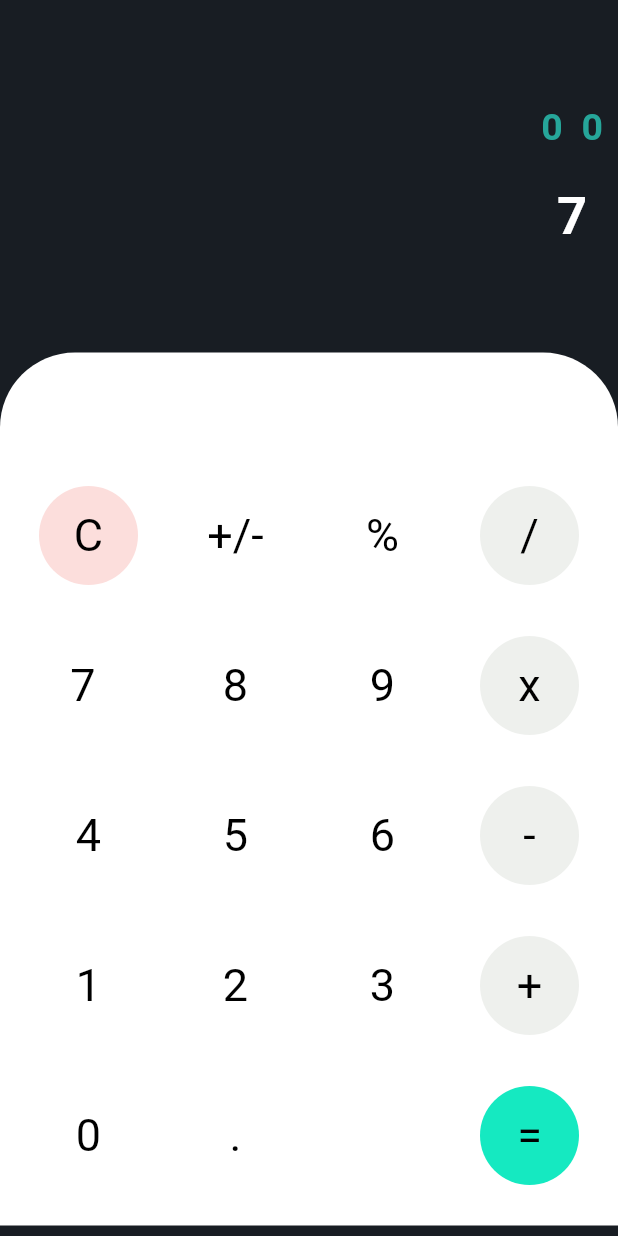
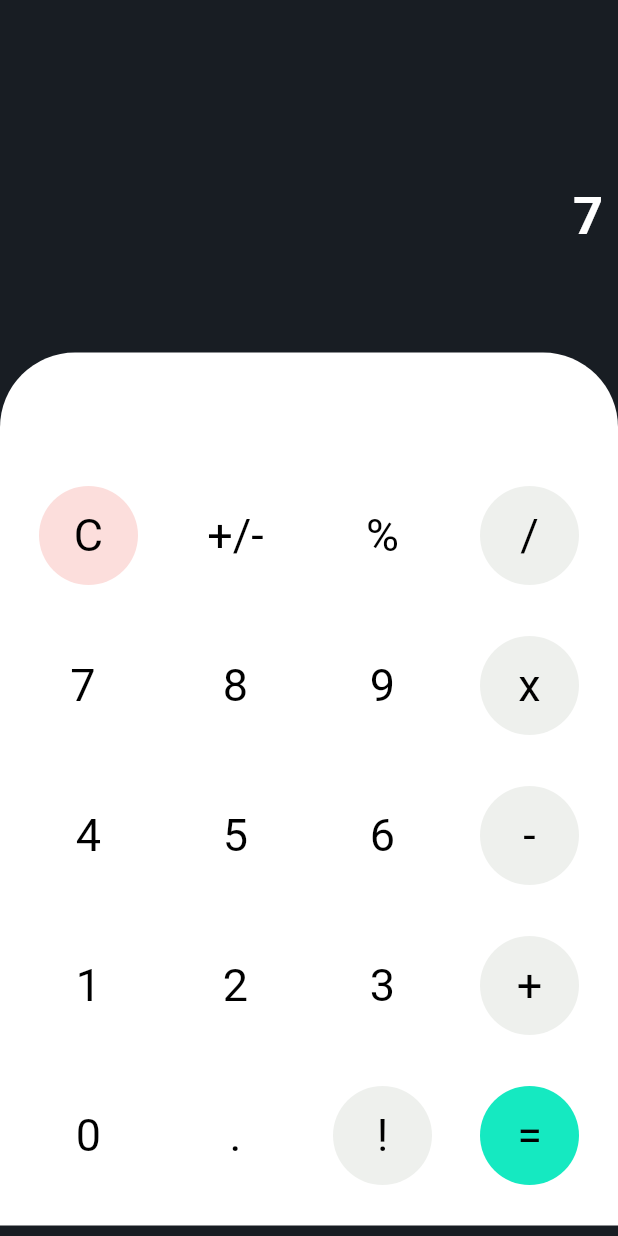
Before and after one commit to fatmamhsen/calculater, a Flutter app: the screen it shows after launch, after a tap on an icon or button, on a phone screen of 412 x 824 dp. Run offline on Flutter 3.47's test engine with Material 2 defaults, Android fonts, the phone set to English and light mode, and no system bars.

Commit message:
initial commite

```diff
--- a/lib/main.dart
+++ b/lib/main.dart
@@ -12,18 +12,17 @@ class MyApp extends StatefulWidget {
 }
 
 class _MyAppState extends State<MyApp> {
-  int firstnum = 0;
-  int secondnum = 0;
+  dynamic firstnum = '';
+  dynamic secondnum = '';
   String textdisplay = '';
   String res = '';
   String operation = '';
 
   void btnclicked(String btntext) {
-
     if (btntext == 'C') {
       textdisplay = '';
-      firstnum = 0;
-      secondnum = 0;
+      firstnum = '';
+      secondnum = '';
       res = '';
       operation = '';
     } else if (btntext == '+' ||
@@ -55,6 +54,7 @@ class _MyAppState extends State<MyApp> {
       textdisplay = res;
     });
   }
+
 
   Widget customButton(String btn, Color colur) {
     return Expanded(
@@ -159,7 +159,33 @@ class _MyAppState extends State<MyApp> {
                   children: <Widget>[
                     customButton('0', const Color(0xffffffff)),
                     customButton('.', const Color(0xffffffff)),
-                    customButton('', const Color(0xffffffff)),
+                    MaterialButton(
+                      onPressed: () {
+                        int factorial(var value) {
+                          int fact = 1;
+                          for (int i = 2; i <= value; i++) {
+                            fact *= i;
+                          }
+                          return fact;
+                        }
+                        setState(() {
+                          var value = int.parse(textdisplay);
+                          res = '${factorial(value).toString()} ';
+                        });
+                      },
+                      child: CircleAvatar(
+                        radius: 33.0,
+                        backgroundColor: Color.fromRGBO(238, 240, 237, 1),
+                        child: Text(
+                          '!',
+                          style: TextStyle(
+                            color: Colors.black,
+                            fontSize: 30.0,
+                            fontWeight: FontWeight.w400,
+                          ),
+                        ),
+                      ),
+                    ),
                     customButton('=', const Color.fromRGBO(21, 233, 193, 1)),
                   ],
                 ),
```
